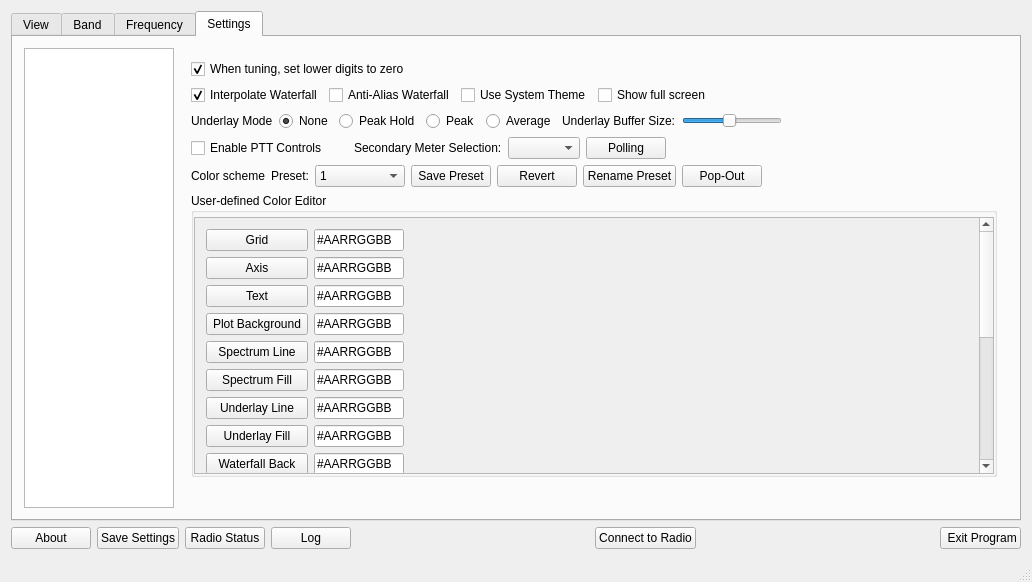
The window that wfmain.ui (adecarolis/wfweb) describes before a commit, drawn with Qt 5.
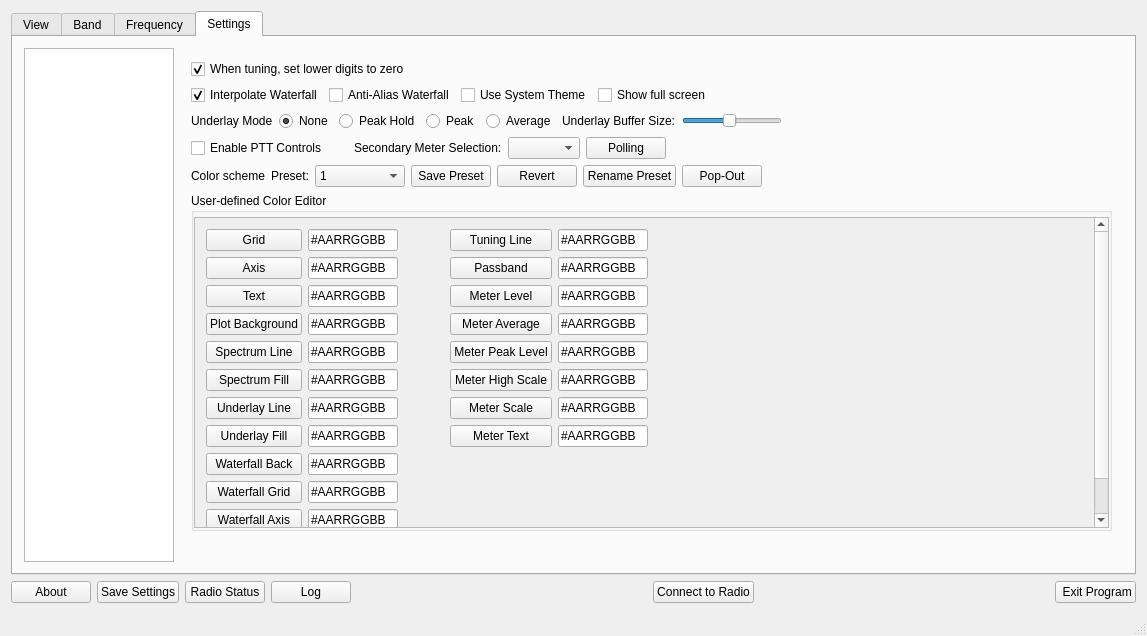
The same window after the commit. The open tabs and pages were chosen to show the change. Custom widgets are drawn as their Qt base class.

Commit message: Allow changing of passband color

Patch:
```diff
--- a/wfmain.ui
+++ b/wfmain.ui
@@ -6,8 +6,8 @@
    <rect>
     <x>0</x>
     <y>0</y>
-    <width>1032</width>
-    <height>582</height>
+    <width>1147</width>
+    <height>636</height>
    </rect>
   </property>
   <property name="windowTitle">
@@ -18,7 +18,7 @@
     <item>
      <widget class="QTabWidget" name="tabWidget">
       <property name="currentIndex">
-       <number>0</number>
+       <number>3</number>
       </property>
       <widget class="QWidget" name="mainTab">
        <attribute name="title">
@@ -2223,7 +2223,7 @@
           <item>
            <widget class="QStackedWidget" name="settingsStack">
             <property name="currentIndex">
-             <number>3</number>
+             <number>1</number>
             </property>
             <widget class="QWidget" name="radioAccess">
              <layout class="QVBoxLayout" name="verticalLayout_21">
@@ -3343,16 +3343,35 @@
                      <rect>
                       <x>0</x>
                       <y>0</y>
-                      <width>204</width>
-                      <height>582</height>
+                      <width>908</width>
+                      <height>362</height>
                      </rect>
                     </property>
                     <layout class="QGridLayout" name="gridLayout_2">
-                     <item row="19" column="2">
-                      <widget class="QLedLabel" name="colorSwatchMeterText" native="true"/>
+                     <item row="4" column="3">
+                      <spacer name="horizontalSpacer_14">
+                       <property name="orientation">
+                        <enum>Qt::Horizontal</enum>
+                       </property>
+                       <property name="sizeHint" stdset="0">
+                        <size>
+                         <width>40</width>
+                         <height>20</height>
+                        </size>
+                       </property>
+                      </spacer>
                      </item>
-                     <item row="7" column="1">
-                      <widget class="QLineEdit" name="colorEditUnderlayLine">
+                     <item row="4" column="0">
+                      <layout class="QGridLayout" name="gridLayout_5">
+                       <item row="1" column="0">
+                        <widget class="QPushButton" name="colorSetBtnAxis">
+                         <property name="text">
+                          <string>Axis</string>
+                         </property>
+                        </widget>
+                       </item>
+                       <item row="5" column="2">
+                        <widget class="QLineEdit" name="colorEditSpecFill">
                        <property name="maximumSize">
                         <size>
                          <width>90</width>
@@ -3364,11 +3383,29 @@
                        </property>
                       </widget>
                      </item>
-                     <item row="6" column="2">
-                      <widget class="QLedLabel" name="colorSwatchSpecFill" native="true"/>
-                     </item>
-                     <item row="3" column="1">
-                      <widget class="QLineEdit" name="colorEditText">
+                       <item row="7" column="5">
+                        <widget class="QPushButton" name="colorSetBtnMeterText">
+                         <property name="text">
+                          <string>Meter Text</string>
+                         </property>
+                        </widget>
+                       </item>
+                       <item row="6" column="5">
+                        <widget class="QPushButton" name="colorSetBtnMeterScale">
+                         <property name="text">
+                          <string>Meter Scale</string>
+                         </property>
+                        </widget>
+                       </item>
+                       <item row="7" column="0">
+                        <widget class="QPushButton" name="colorSetBtnUnderlayFill">
+                         <property name="text">
+                          <string>Underlay Fill</string>
+                         </property>
+                        </widget>
+                       </item>
+                       <item row="2" column="6">
+                        <widget class="QLineEdit" name="colorEditMeterLevel">
                        <property name="maximumSize">
                         <size>
                          <width>90</width>
@@ -3380,49 +3417,75 @@
                        </property>
                       </widget>
                      </item>
-                     <item row="10" column="0">
+                       <item row="9" column="0">
                       <widget class="QPushButton" name="colorSetBtnWfGrid">
                        <property name="text">
                         <string>Waterfall Grid</string>
                        </property>
                       </widget>
                      </item>
-                     <item row="4" column="2">
-                      <widget class="QLedLabel" name="colorSwatchPlotBackground" native="true"/>
+                       <item row="2" column="2">
+                        <widget class="QLineEdit" name="colorEditText">
+                         <property name="maximumSize">
+                          <size>
+                           <width>90</width>
+                           <height>16777215</height>
+                          </size>
+                         </property>
+                         <property name="text">
+                          <string>#AARRGGBB</string>
+                         </property>
+                        </widget>
                      </item>
                      <item row="6" column="0">
-                      <widget class="QPushButton" name="colorSetBtnSpecFill">
+                        <widget class="QPushButton" name="colorSetBtnUnderlayLine">
                        <property name="text">
-                        <string>Spectrum Fill</string>
+                          <string>Underlay Line</string>
                        </property>
                       </widget>
                      </item>
-                     <item row="8" column="0">
-                      <widget class="QPushButton" name="colorSetBtnUnderlayFill">
+                       <item row="4" column="2">
+                        <widget class="QLineEdit" name="colorEditSpecLine">
+                         <property name="maximumSize">
+                          <size>
+                           <width>90</width>
+                           <height>16777215</height>
+                          </size>
+                         </property>
                        <property name="text">
-                        <string>Underlay Fill</string>
+                          <string>#AARRGGBB</string>
                        </property>
                       </widget>
                      </item>
-                     <item row="7" column="2">
-                      <widget class="QLedLabel" name="colorSwatchUnderlayLine" native="true"/>
-                     </item>
-                     <item row="15" column="0">
-                      <widget class="QPushButton" name="colorSetBtnMeterAvg">
+                       <item row="7" column="6">
+                        <widget class="QLineEdit" name="colorEditMeterText">
+                         <property name="maximumSize">
+                          <size>
+                           <width>90</width>
+                           <height>16777215</height>
+                          </size>
+                         </property>
+                         <property name="text">
+                          <string>#AARRGGBB</string>
+                         </property>
+                        </widget>
+                       </item>
+                       <item row="0" column="0">
+                        <widget class="QPushButton" name="colorSetBtnGrid">
                        <property name="text">
-                        <string>Meter Average</string>
+                          <string>Grid</string>
                        </property>
                       </widget>
                      </item>
-                     <item row="17" column="0">
+                       <item row="5" column="5">
                       <widget class="QPushButton" name="colorSetBtnMeterPeakScale">
                        <property name="text">
                         <string>Meter High Scale</string>
                        </property>
                       </widget>
                      </item>
-                     <item row="14" column="1">
-                      <widget class="QLineEdit" name="colorEditMeterLevel">
+                       <item row="6" column="2">
+                        <widget class="QLineEdit" name="colorEditUnderlayLine">
                        <property name="maximumSize">
                         <size>
                          <width>90</width>
@@ -3434,24 +3497,33 @@
                        </property>
                       </widget>
                      </item>
-                     <item row="11" column="2">
-                      <widget class="QLedLabel" name="colorSwatchWfAxis" native="true"/>
-                     </item>
-                     <item row="9" column="0">
-                      <widget class="QPushButton" name="colorSetBtnwfBackground">
+                       <item row="4" column="6">
+                        <widget class="QLineEdit" name="colorEditMeterPeakLevel">
+                         <property name="maximumSize">
+                          <size>
+                           <width>90</width>
+                           <height>16777215</height>
+                          </size>
+                         </property>
                        <property name="text">
-                        <string>Waterfall Back</string>
+                          <string>#AARRGGBB</string>
                        </property>
                       </widget>
                      </item>
-                     <item row="4" column="0">
-                      <widget class="QPushButton" name="colorSetBtnPlotBackground">
-                       <property name="text">
-                        <string>Plot Background</string>
-                       </property>
-                      </widget>
-                     </item>
-                     <item row="1" column="1">
+                       <item row="0" column="4">
+                        <spacer name="horizontalSpacer_34">
+                         <property name="orientation">
+                          <enum>Qt::Horizontal</enum>
+                         </property>
+                         <property name="sizeHint" stdset="0">
+                          <size>
+                           <width>40</width>
+                           <height>20</height>
+                          </size>
+                         </property>
+                        </spacer>
+                       </item>
+                       <item row="0" column="2">
                       <widget class="QLineEdit" name="colorEditGrid">
                        <property name="maximumSize">
                         <size>
@@ -3467,7 +3539,14 @@
                        </property>
                       </widget>
                      </item>
-                     <item row="9" column="1">
+                       <item row="0" column="5">
+                        <widget class="QPushButton" name="colorSetBtnTuningLine">
+                         <property name="text">
+                          <string>Tuning Line</string>
+                         </property>
+                        </widget>
+                       </item>
+                       <item row="8" column="2">
                       <widget class="QLineEdit" name="colorEditWfBackground">
                        <property name="maximumSize">
                         <size>
@@ -3480,8 +3559,15 @@
                        </property>
                       </widget>
                      </item>
-                     <item row="6" column="1">
-                      <widget class="QLineEdit" name="colorEditSpecFill">
+                       <item row="2" column="5">
+                        <widget class="QPushButton" name="colorSetBtnMeterLevel">
+                         <property name="text">
+                          <string>Meter Level</string>
+                         </property>
+                        </widget>
+                       </item>
+                       <item row="6" column="6">
+                        <widget class="QLineEdit" name="colorEditMeterScale">
                        <property name="maximumSize">
                         <size>
                          <width>90</width>
@@ -3493,313 +3579,267 @@
                        </property>
                       </widget>
                      </item>
-                     <item row="12" column="0">
+                       <item row="3" column="0">
+                        <widget class="QPushButton" name="colorSetBtnPlotBackground">
+                         <property name="text">
+                          <string>Plot Background</string>
+                         </property>
+                        </widget>
+                       </item>
+                       <item row="10" column="0">
+                        <widget class="QPushButton" name="colorSetBtnWfAxis">
+                         <property name="text">
+                          <string>Waterfall Axis</string>
+                         </property>
+                        </widget>
+                       </item>
+                       <item row="5" column="0">
+                        <widget class="QPushButton" name="colorSetBtnSpecFill">
+                         <property name="text">
+                          <string>Spectrum Fill</string>
+                         </property>
+                        </widget>
+                       </item>
+                       <item row="4" column="0">
+                        <widget class="QPushButton" name="colorSetBtnSpecLine">
+                         <property name="text">
+                          <string>Spectrum Line</string>
+                         </property>
+                        </widget>
+                       </item>
+                       <item row="2" column="0">
+                        <widget class="QPushButton" name="colorSetBtnText">
+                         <property name="text">
+                          <string>Text</string>
+                         </property>
+                        </widget>
+                       </item>
+                       <item row="1" column="5">
+                        <widget class="QPushButton" name="colorSetBtnPassband">
+                         <property name="text">
+                          <string>Passband</string>
+                         </property>
+                        </widget>
+                       </item>
+                       <item row="11" column="0">
                       <widget class="QPushButton" name="colorSetBtnWfText">
                        <property name="text">
                         <string>Waterfall Text</string>
                        </property>
                       </widget>
                      </item>
-                     <item row="8" column="2">
-                      <widget class="QLedLabel" name="colorSwatchUnderlayFill" native="true"/>
-                     </item>
-                     <item row="2" column="0">
-                      <widget class="QPushButton" name="colorSetBtnAxis">
-                       <property name="text">
-                        <string>Axis</string>
-                       </property>
-                      </widget>
-                     </item>
                      <item row="10" column="2">
-                      <widget class="QLedLabel" name="colorSwatchWfGrid" native="true"/>
-                     </item>
-                     <item row="2" column="2">
+                        <widget class="QLineEdit" name="colorEditWfAxis">
+                         <property name="maximumSize">
+                          <size>
+                           <width>90</width>
+                           <height>16777215</height>
+                          </size>
+                         </property>
+                         <property name="text">
+                          <string>#AARRGGBB</string>
+                         </property>
+                        </widget>
+                       </item>
+                       <item row="4" column="5">
+                        <widget class="QPushButton" name="colorSetBtnMeterPeakLevel">
+                         <property name="text">
+                          <string>Meter Peak Level</string>
+                         </property>
+                        </widget>
+                       </item>
+                       <item row="1" column="6">
+                        <widget class="QLineEdit" name="colorEditPassband">
+                         <property name="maximumSize">
+                          <size>
+                           <width>90</width>
+                           <height>16777215</height>
+                          </size>
+                         </property>
+                         <property name="text">
+                          <string>#AARRGGBB</string>
+                         </property>
+                        </widget>
+                       </item>
+                       <item row="1" column="7">
+                        <widget class="QLedLabel" name="colorSwatchPassband" native="true"/>
+                       </item>
+                       <item row="7" column="2">
+                        <widget class="QLineEdit" name="colorEditUnderlayFill">
+                         <property name="maximumSize">
+                          <size>
+                           <width>90</width>
+                           <height>16777215</height>
+                          </size>
+                         </property>
+                         <property name="text">
+                          <string>#AARRGGBB</string>
+                         </property>
+                        </widget>
+                       </item>
+                       <item row="9" column="2">
+                        <widget class="QLineEdit" name="colorEditWfGrid">
+                         <property name="maximumSize">
+                          <size>
+                           <width>90</width>
+                           <height>16777215</height>
+                          </size>
+                         </property>
+                         <property name="text">
+                          <string>#AARRGGBB</string>
+                         </property>
+                        </widget>
+                       </item>
+                       <item row="1" column="3">
                       <widget class="QLedLabel" name="colorSwatchAxis" native="true"/>
                      </item>
-                     <item row="11" column="0">
-                      <widget class="QPushButton" name="colorSetBtnWfAxis">
+                       <item row="3" column="2">
+                        <widget class="QLineEdit" name="colorEditPlotBackground">
+                         <property name="maximumSize">
+                          <size>
+                           <width>90</width>
+                           <height>16777215</height>
+                          </size>
+                         </property>
                        <property name="text">
-                        <string>Waterfall Axis</string>
+                          <string>#AARRGGBB</string>
                        </property>
                       </widget>
                      </item>
-                     <item row="15" column="2">
+                       <item row="3" column="6">
+                        <widget class="QLineEdit" name="colorEditMeterAvg">
+                         <property name="maximumSize">
+                          <size>
+                           <width>90</width>
+                           <height>16777215</height>
+                          </size>
+                         </property>
+                         <property name="text">
+                          <string>#AARRGGBB</string>
+                         </property>
+                        </widget>
+                       </item>
+                       <item row="11" column="2">
+                        <widget class="QLineEdit" name="colorEditWfText">
+                         <property name="maximumSize">
+                          <size>
+                           <width>90</width>
+                           <height>16777215</height>
+                          </size>
+                         </property>
+                         <property name="text">
+                          <string>#AARRGGBB</string>
+                         </property>
+                        </widget>
+                       </item>
+                       <item row="0" column="6">
+                        <widget class="QLineEdit" name="colorEditTuningLine">
+                         <property name="maximumSize">
+                          <size>
+                           <width>90</width>
+                           <height>16777215</height>
+                          </size>
+                         </property>
+                         <property name="text">
+                          <string>#AARRGGBB</string>
+                         </property>
+                        </widget>
+                       </item>
+                       <item row="3" column="5">
+                        <widget class="QPushButton" name="colorSetBtnMeterAvg">
+                         <property name="text">
+                          <string>Meter Average</string>
+                         </property>
+                        </widget>
+                       </item>
+                       <item row="5" column="6">
+                        <widget class="QLineEdit" name="colorEditMeterPeakScale">
+                         <property name="maximumSize">
+                          <size>
+                           <width>90</width>
+                           <height>16777215</height>
+                          </size>
+                         </property>
+                         <property name="text">
+                          <string>#AARRGGBB</string>
+                         </property>
+                        </widget>
+                       </item>
+                       <item row="1" column="2">
+                        <widget class="QLineEdit" name="colorEditAxis">
+                         <property name="maximumSize">
+                          <size>
+                           <width>90</width>
+                           <height>16777215</height>
+                          </size>
+                         </property>
+                         <property name="text">
+                          <string>#AARRGGBB</string>
+                         </property>
+                        </widget>
+                       </item>
+                       <item row="8" column="0">
+                        <widget class="QPushButton" name="colorSetBtnwfBackground">
+                         <property name="text">
+                          <string>Waterfall Back</string>
+                         </property>
+                        </widget>
+                       </item>
+                       <item row="3" column="7">
                       <widget class="QLedLabel" name="colorSwatchMeterAverage" native="true"/>
                      </item>
-                     <item row="1" column="0">
-                      <widget class="QPushButton" name="colorSetBtnGrid">
-                       <property name="text">
-                        <string>Grid</string>
-                       </property>
-                      </widget>
-                     </item>
-                     <item row="3" column="2">
+                       <item row="2" column="3">
                       <widget class="QLedLabel" name="colorSwatchText" native="true"/>
                      </item>
-                     <item row="13" column="2">
-                      <widget class="QLedLabel" name="colorSwatchTuningLine" native="true"/>
-                     </item>
-                     <item row="14" column="2">
+                       <item row="2" column="7">
                       <widget class="QLedLabel" name="colorSwatchMeterLevel" native="true"/>
                      </item>
-                     <item row="13" column="0">
-                      <widget class="QPushButton" name="colorSetBtnTuningLine">
-                       <property name="text">
-                        <string>Tuning Line</string>
-                       </property>
-                      </widget>
-                     </item>
-                     <item row="19" column="1">
-                      <widget class="QLineEdit" name="colorEditMeterText">
-                       <property name="maximumSize">
-                        <size>
-                         <width>90</width>
-                         <height>16777215</height>
-                        </size>
-                       </property>
-                       <property name="text">
-                        <string>#AARRGGBB</string>
-                       </property>
-                      </widget>
-                     </item>
-                     <item row="12" column="1">
-                      <widget class="QLineEdit" name="colorEditWfText">
-                       <property name="maximumSize">
-                        <size>
-                         <width>90</width>
-                         <height>16777215</height>
-                        </size>
-                       </property>
-                       <property name="text">
-                        <string>#AARRGGBB</string>
-                       </property>
-                      </widget>
-                     </item>
-                     <item row="3" column="0">
-                      <widget class="QPushButton" name="colorSetBtnText">
-                       <property name="text">
-                        <string>Text</string>
-                       </property>
-                      </widget>
-                     </item>
-                     <item row="5" column="1">
-                      <widget class="QLineEdit" name="colorEditSpecLine">
-                       <property name="maximumSize">
-                        <size>
-                         <width>90</width>
-                         <height>16777215</height>
-                        </size>
-                       </property>
-                       <property name="text">
-                        <string>#AARRGGBB</string>
-                       </property>
-                      </widget>
-                     </item>
-                     <item row="2" column="1">
-                      <widget class="QLineEdit" name="colorEditAxis">
-                       <property name="maximumSize">
-                        <size>
-                         <width>90</width>
-                         <height>16777215</height>
-                        </size>
-                       </property>
-                       <property name="text">
-                        <string>#AARRGGBB</string>
-                       </property>
-                      </widget>
-                     </item>
-                     <item row="10" column="1">
-                      <widget class="QLineEdit" name="colorEditWfGrid">
-                       <property name="maximumSize">
-                        <size>
-                         <width>90</width>
-                         <height>16777215</height>
-                        </size>
-                       </property>
-                       <property name="text">
-                        <string>#AARRGGBB</string>
-                       </property>
-                      </widget>
-                     </item>
-                     <item row="16" column="1">
-                      <widget class="QLineEdit" name="colorEditMeterPeakLevel">
-                       <property name="maximumSize">
-                        <size>
-                         <width>90</width>
-                         <height>16777215</height>
-                        </size>
-                       </property>
-                       <property name="text">
-                        <string>#AARRGGBB</string>
-                       </property>
-                      </widget>
-                     </item>
-                     <item row="12" column="2">
-                      <widget class="QLedLabel" name="colorSwatchWfText" native="true"/>
-                     </item>
-                     <item row="13" column="1">
-                      <widget class="QLineEdit" name="colorEditTuningLine">
-                       <property name="maximumSize">
-                        <size>
-                         <width>90</width>
-                         <height>16777215</height>
-                        </size>
-                       </property>
-                       <property name="text">
-                        <string>#AARRGGBB</string>
-                       </property>
-                      </widget>
-                     </item>
-                     <item row="5" column="2">
+                       <item row="4" column="7">
+                        <widget class="QLedLabel" name="colorSwatchMeterPeakLevel" native="true"/>
+                       </item>
+                       <item row="5" column="7">
+                        <widget class="QLedLabel" name="colorSwatchMeterPeakScale" native="true"/>
+                       </item>
+                       <item row="6" column="7">
+                        <widget class="QLedLabel" name="colorSwatchMeterScale" native="true"/>
+                       </item>
+                       <item row="7" column="7">
+                        <widget class="QLedLabel" name="colorSwatchMeterText" native="true"/>
+                       </item>
+                       <item row="3" column="3">
+                        <widget class="QLedLabel" name="colorSwatchPlotBackground" native="true"/>
+                       </item>
+                       <item row="5" column="3">
+                        <widget class="QLedLabel" name="colorSwatchSpecFill" native="true"/>
+                       </item>
+                       <item row="6" column="3">
+                        <widget class="QLedLabel" name="colorSwatchUnderlayLine" native="true"/>
+                       </item>
+                       <item row="0" column="7">
+                        <widget class="QLedLabel" name="colorSwatchTuningLine" native="true"/>
+                       </item>
+                       <item row="7" column="3">
+                        <widget class="QLedLabel" name="colorSwatchUnderlayFill" native="true"/>
+                       </item>
+                       <item row="4" column="3">
                       <widget class="QLedLabel" name="colorSwatchSpecLine" native="true"/>
                      </item>
-                     <item row="9" column="2">
+                       <item row="10" column="3">
+                        <widget class="QLedLabel" name="colorSwatchWfAxis" native="true"/>
+                       </item>
+                       <item row="8" column="3">
                       <widget class="QLedLabel" name="colorSwatchWfBackground" native="true"/>
                      </item>
-                     <item row="15" column="1">
-                      <widget class="QLineEdit" name="colorEditMeterAvg">
-                       <property name="maximumSize">
-                        <size>
-                         <width>90</width>
-                         <height>16777215</height>
-                        </size>
-                       </property>
-                       <property name="text">
-                        <string>#AARRGGBB</string>
-                       </property>
-                      </widget>
-                     </item>
-                     <item row="16" column="0">
-                      <widget class="QPushButton" name="colorSetBtnMeterPeakLevel">
-                       <property name="text">
-                        <string>Meter Peak Level</string>
-                       </property>
-                      </widget>
-                     </item>
-                     <item row="18" column="2">
-                      <widget class="QLedLabel" name="colorSwatchMeterScale" native="true"/>
-                     </item>
-                     <item row="17" column="1">
-                      <widget class="QLineEdit" name="colorEditMeterPeakScale">
-                       <property name="maximumSize">
-                        <size>
-                         <width>90</width>
-                         <height>16777215</height>
-                        </size>
-                       </property>
-                       <property name="text">
-                        <string>#AARRGGBB</string>
-                       </property>
-                      </widget>
-                     </item>
-                     <item row="17" column="2">
-                      <widget class="QLedLabel" name="colorSwatchMeterPeakScale" native="true"/>
-                     </item>
-                     <item row="18" column="1">
-                      <widget class="QLineEdit" name="colorEditMeterScale">
-                       <property name="maximumSize">
-                        <size>
-                         <width>90</width>
-                         <height>16777215</height>
-                        </size>
-                       </property>
-                       <property name="text">
-                        <string>#AARRGGBB</string>
-                       </property>
-                      </widget>
-                     </item>
-                     <item row="16" column="2">
-                      <widget class="QLedLabel" name="colorSwatchMeterPeakLevel" native="true"/>
-                     </item>
-                     <item row="8" column="1">
-                      <widget class="QLineEdit" name="colorEditUnderlayFill">
-                       <property name="maximumSize">
-                        <size>
-                         <width>90</width>
-                         <height>16777215</height>
-                        </size>
-                       </property>
-                       <property name="text">
-                        <string>#AARRGGBB</string>
-                       </property>
-                      </widget>
-                     </item>
-                     <item row="1" column="3">
-                      <spacer name="horizontalSpacer_14">
-                       <property name="orientation">
-                        <enum>Qt::Horizontal</enum>
-                       </property>
-                       <property name="sizeHint" stdset="0">
-                        <size>
-                         <width>40</width>
-                         <height>20</height>
-                        </size>
-                       </property>
-                      </spacer>
-                     </item>
-                     <item row="11" column="1">
-                      <widget class="QLineEdit" name="colorEditWfAxis">
-                       <property name="maximumSize">
-                        <size>
-                         <width>90</width>
-                         <height>16777215</height>
-                        </size>
-                       </property>
-                       <property name="text">
-                        <string>#AARRGGBB</string>
-                       </property>
-                      </widget>
-                     </item>
-                     <item row="4" column="1">
-                      <widget class="QLineEdit" name="colorEditPlotBackground">
-                       <property name="maximumSize">
-                        <size>
-                         <width>90</width>
-                         <height>16777215</height>
-                        </size>
-                       </property>
-                       <property name="text">
-                        <string>#AARRGGBB</string>
-                       </property>
-                      </widget>
-                     </item>
-                     <item row="5" column="0">
-                      <widget class="QPushButton" name="colorSetBtnSpecLine">
-                       <property name="text">
-                        <string>Spectrum Line</string>
-                       </property>
-                      </widget>
-                     </item>
-                     <item row="1" column="2">
+                       <item row="9" column="3">
+                        <widget class="QLedLabel" name="colorSwatchWfGrid" native="true"/>
+                       </item>
+                       <item row="11" column="3">
+                        <widget class="QLedLabel" name="colorSwatchWfText" native="true"/>
+                       </item>
+                       <item row="0" column="3">
                       <widget class="QLedLabel" name="colorSwatchGrid" native="true"/>
                      </item>
-                     <item row="19" column="0">
-                      <widget class="QPushButton" name="colorSetBtnMeterText">
-                       <property name="text">
-                        <string>Meter Text</string>
-                       </property>
-                      </widget>
-                     </item>
-                     <item row="7" column="0">
-                      <widget class="QPushButton" name="colorSetBtnUnderlayLine">
-                       <property name="text">
-                        <string>Underlay Line</string>
-                       </property>
-                      </widget>
-                     </item>
-                     <item row="18" column="0">
-                      <widget class="QPushButton" name="colorSetBtnMeterScale">
-                       <property name="text">
-                        <string>Meter Scale</string>
-                       </property>
-                      </widget>
-                     </item>
-                     <item row="14" column="0">
-                      <widget class="QPushButton" name="colorSetBtnMeterLevel">
-                       <property name="text">
-                        <string>Meter Level</string>
-                       </property>
-                      </widget>
+                      </layout>
                      </item>
                     </layout>
                    </widget>
@@ -4808,7 +4848,7 @@
     <rect>
      <x>0</x>
      <y>0</y>
-     <width>1032</width>
+     <width>1147</width>
      <height>21</height>
     </rect>
    </property>
```
Lines whose indentation alone changed are shown as unchanged. The commit also changes 4 other files.
